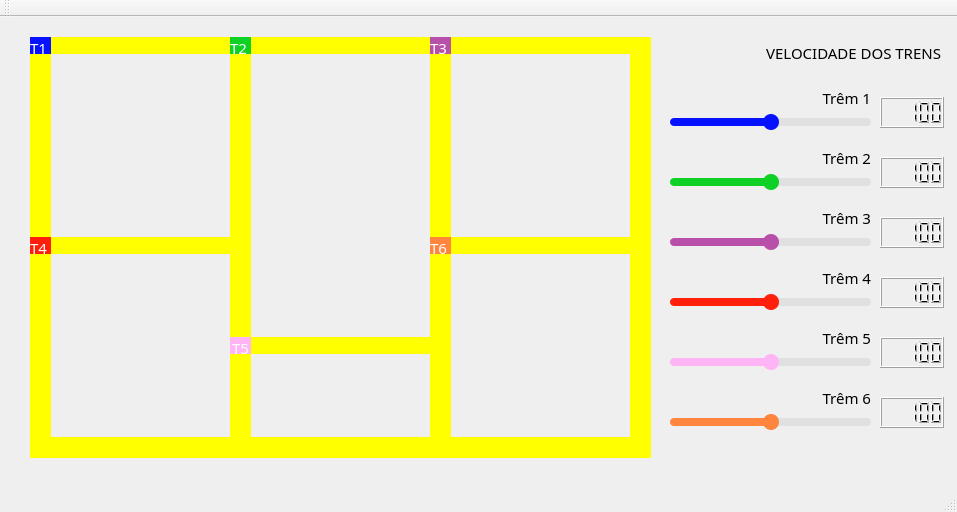
First picture: the form in mainwindow.ui, repository Lucasadasc/projeto-colisao-trens, before the edit.
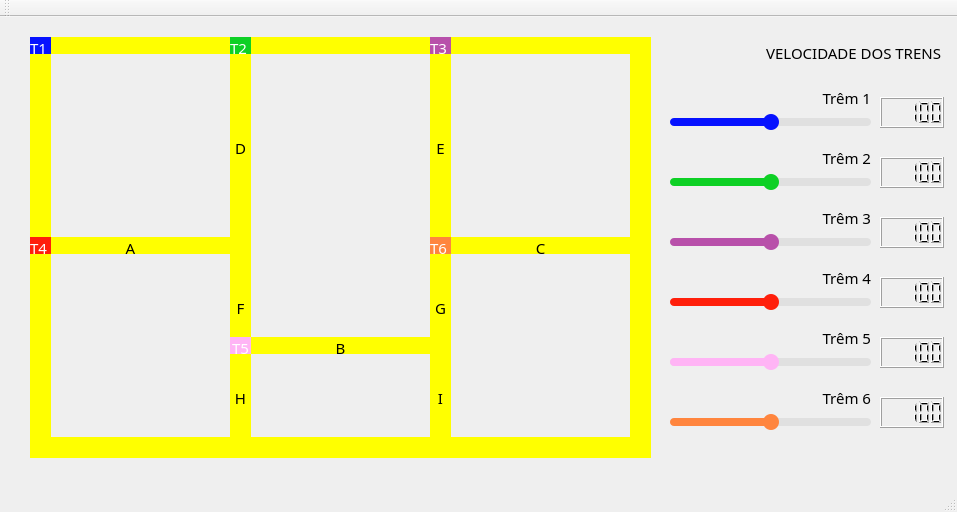
Second picture: the form after the edit.

```diff
--- a/mainwindow.ui
+++ b/mainwindow.ui
@@ -923,6 +923,240 @@
      <set>Qt::AlignRight|Qt::AlignTrailing|Qt::AlignVCenter</set>
     </property>
    </widget>
+   <widget class="QLabel" name="label_11">
+    <property name="geometry">
+     <rect>
+      <x>230</x>
+      <y>120</y>
+      <width>21</width>
+      <height>21</height>
+     </rect>
+    </property>
+    <property name="font">
+     <font>
+      <family>Ubuntu Light</family>
+      <pointsize>11</pointsize>
+      <italic>false</italic>
+     </font>
+    </property>
+    <property name="frameShadow">
+     <enum>QFrame::Raised</enum>
+    </property>
+    <property name="text">
+     <string>D</string>
+    </property>
+    <property name="alignment">
+     <set>Qt::AlignCenter</set>
+    </property>
+   </widget>
+   <widget class="QLabel" name="label_13">
+    <property name="geometry">
+     <rect>
+      <x>120</x>
+      <y>220</y>
+      <width>21</width>
+      <height>21</height>
+     </rect>
+    </property>
+    <property name="font">
+     <font>
+      <family>Ubuntu Light</family>
+      <pointsize>11</pointsize>
+      <italic>false</italic>
+     </font>
+    </property>
+    <property name="frameShadow">
+     <enum>QFrame::Raised</enum>
+    </property>
+    <property name="text">
+     <string>A</string>
+    </property>
+    <property name="alignment">
+     <set>Qt::AlignCenter</set>
+    </property>
+   </widget>
+   <widget class="QLabel" name="label_14">
+    <property name="geometry">
+     <rect>
+      <x>330</x>
+      <y>320</y>
+      <width>21</width>
+      <height>21</height>
+     </rect>
+    </property>
+    <property name="font">
+     <font>
+      <family>Ubuntu Light</family>
+      <pointsize>11</pointsize>
+      <italic>false</italic>
+     </font>
+    </property>
+    <property name="frameShadow">
+     <enum>QFrame::Raised</enum>
+    </property>
+    <property name="text">
+     <string>B</string>
+    </property>
+    <property name="alignment">
+     <set>Qt::AlignCenter</set>
+    </property>
+   </widget>
+   <widget class="QLabel" name="label_15">
+    <property name="geometry">
+     <rect>
+      <x>530</x>
+      <y>220</y>
+      <width>21</width>
+      <height>21</height>
+     </rect>
+    </property>
+    <property name="font">
+     <font>
+      <family>Ubuntu Light</family>
+      <pointsize>11</pointsize>
+      <italic>false</italic>
+     </font>
+    </property>
+    <property name="frameShadow">
+     <enum>QFrame::Raised</enum>
+    </property>
+    <property name="text">
+     <string>C</string>
+    </property>
+    <property name="alignment">
+     <set>Qt::AlignCenter</set>
+    </property>
+   </widget>
+   <widget class="QLabel" name="label_12">
+    <property name="geometry">
+     <rect>
+      <x>430</x>
+      <y>120</y>
+      <width>21</width>
+      <height>21</height>
+     </rect>
+    </property>
+    <property name="font">
+     <font>
+      <family>Ubuntu Light</family>
+      <pointsize>11</pointsize>
+      <italic>false</italic>
+     </font>
+    </property>
+    <property name="frameShadow">
+     <enum>QFrame::Raised</enum>
+    </property>
+    <property name="text">
+     <string>E</string>
+    </property>
+    <property name="alignment">
+     <set>Qt::AlignCenter</set>
+    </property>
+   </widget>
+   <widget class="QLabel" name="label_16">
+    <property name="geometry">
+     <rect>
+      <x>230</x>
+      <y>280</y>
+      <width>21</width>
+      <height>21</height>
+     </rect>
+    </property>
+    <property name="font">
+     <font>
+      <family>Ubuntu Light</family>
+      <pointsize>11</pointsize>
+      <italic>false</italic>
+     </font>
+    </property>
+    <property name="frameShadow">
+     <enum>QFrame::Raised</enum>
+    </property>
+    <property name="text">
+     <string>F</string>
+    </property>
+    <property name="alignment">
+     <set>Qt::AlignCenter</set>
+    </property>
+   </widget>
+   <widget class="QLabel" name="label_17">
+    <property name="geometry">
+     <rect>
+      <x>430</x>
+      <y>280</y>
+      <width>21</width>
+      <height>21</height>
+     </rect>
+    </property>
+    <property name="font">
+     <font>
+      <family>Ubuntu Light</family>
+      <pointsize>11</pointsize>
+      <italic>false</italic>
+     </font>
+    </property>
+    <property name="frameShadow">
+     <enum>QFrame::Raised</enum>
+    </property>
+    <property name="text">
+     <string>G</string>
+    </property>
+    <property name="alignment">
+     <set>Qt::AlignCenter</set>
+    </property>
+   </widget>
+   <widget class="QLabel" name="label_18">
+    <property name="geometry">
+     <rect>
+      <x>230</x>
+      <y>370</y>
+      <width>21</width>
+      <height>21</height>
+     </rect>
+    </property>
+    <property name="font">
+     <font>
+      <family>Ubuntu Light</family>
+      <pointsize>11</pointsize>
+      <italic>false</italic>
+     </font>
+    </property>
+    <property name="frameShadow">
+     <enum>QFrame::Raised</enum>
+    </property>
+    <property name="text">
+     <string>H</string>
+    </property>
+    <property name="alignment">
+     <set>Qt::AlignCenter</set>
+    </property>
+   </widget>
+   <widget class="QLabel" name="label_19">
+    <property name="geometry">
+     <rect>
+      <x>430</x>
+      <y>370</y>
+      <width>21</width>
+      <height>21</height>
+     </rect>
+    </property>
+    <property name="font">
+     <font>
+      <family>Ubuntu Light</family>
+      <pointsize>11</pointsize>
+      <italic>false</italic>
+     </font>
+    </property>
+    <property name="frameShadow">
+     <enum>QFrame::Raised</enum>
+    </property>
+    <property name="text">
+     <string>I</string>
+    </property>
+    <property name="alignment">
+     <set>Qt::AlignCenter</set>
+    </property>
+   </widget>
    <zorder>labelTrilho16</zorder>
    <zorder>labelTrilho5</zorder>
    <zorder>labelTrilho14</zorder>
@@ -933,8 +1167,6 @@
    <zorder>labelTrilho15</zorder>
    <zorder>labelTrilho12</zorder>
    <zorder>labelTrilho1</zorder>
-   <zorder>labelTrem1</zorder>
-   <zorder>labelTrem2</zorder>
    <zorder>labelTrilho4</zorder>
    <zorder>labelTrilho6</zorder>
    <zorder>labelTrilho7</zorder>
@@ -942,10 +1174,6 @@
    <zorder>labelTrilho18</zorder>
    <zorder>labelTrilho8</zorder>
    <zorder>labelTrilho9</zorder>
-   <zorder>labelTrem3</zorder>
-   <zorder>labelTrem4</zorder>
-   <zorder>labelTrem5</zorder>
-   <zorder>labelTrem6</zorder>
    <zorder>sliderVelTrem1</zorder>
    <zorder>label</zorder>
    <zorder>label_2</zorder>
@@ -965,6 +1193,21 @@
    <zorder>lcdNumber_5</zorder>
    <zorder>lcdNumber_6</zorder>
    <zorder>label_7</zorder>
+   <zorder>label_11</zorder>
+   <zorder>label_13</zorder>
+   <zorder>label_14</zorder>
+   <zorder>label_15</zorder>
+   <zorder>label_12</zorder>
+   <zorder>label_16</zorder>
+   <zorder>label_17</zorder>
+   <zorder>label_18</zorder>
+   <zorder>label_19</zorder>
+   <zorder>labelTrem1</zorder>
+   <zorder>labelTrem2</zorder>
+   <zorder>labelTrem3</zorder>
+   <zorder>labelTrem4</zorder>
+   <zorder>labelTrem5</zorder>
+   <zorder>labelTrem6</zorder>
   </widget>
   <widget class="QMenuBar" name="menuBar">
    <property name="geometry">
```
